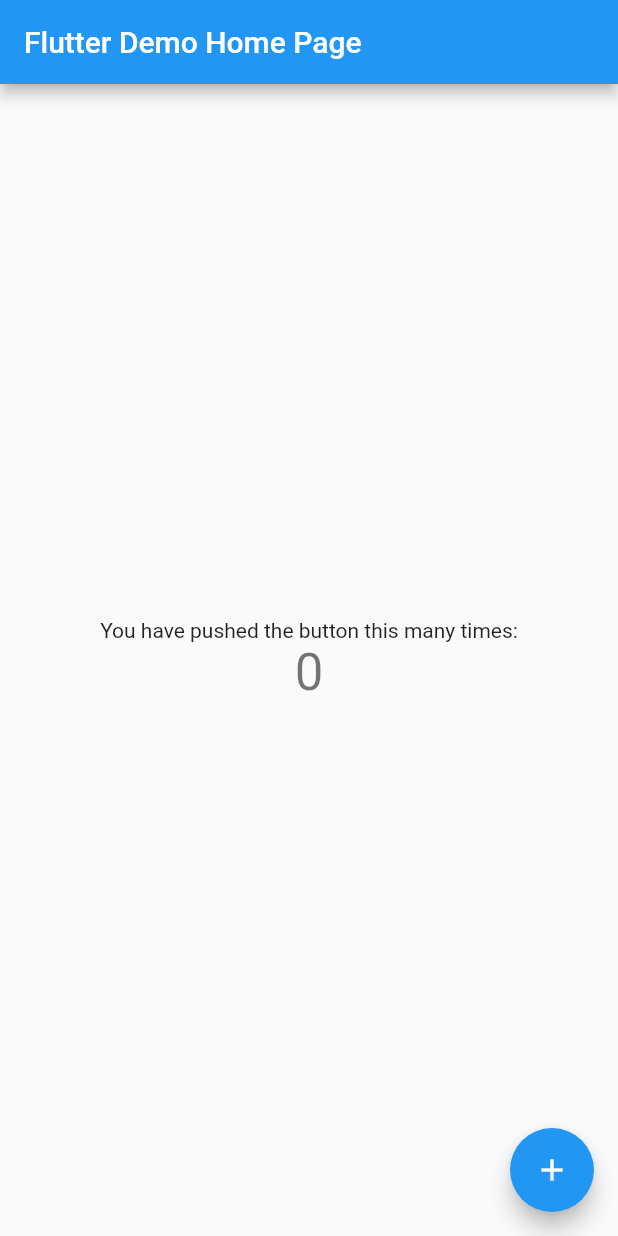
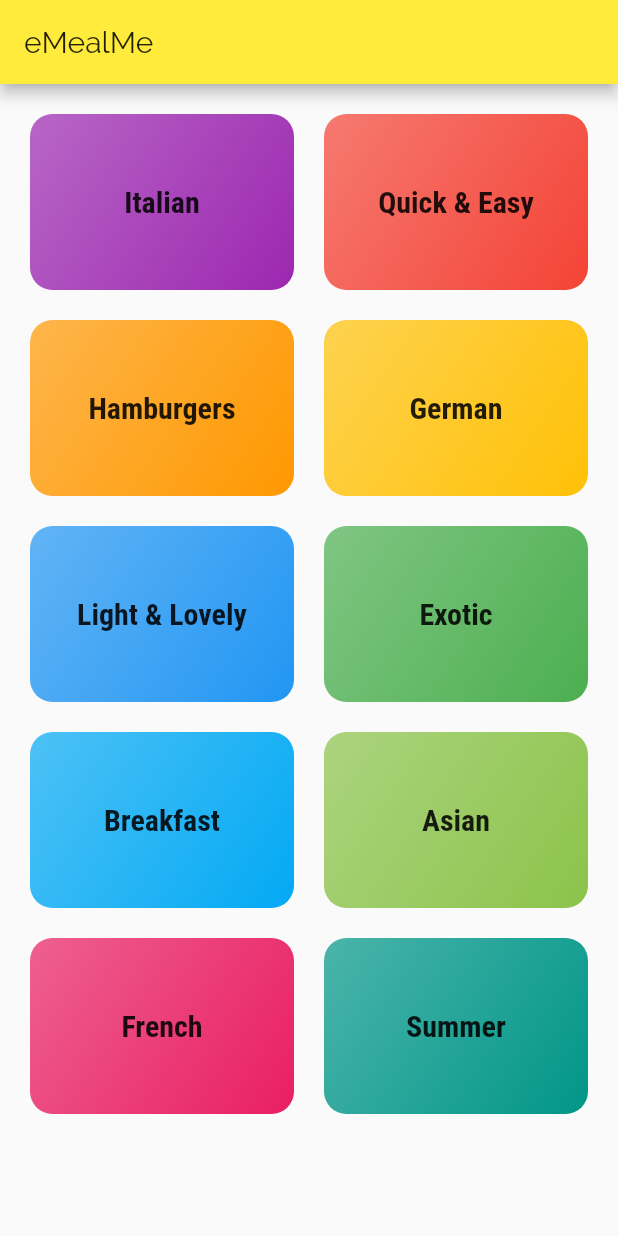
Before and after one commit to gkubiak92/eMealMe, a Flutter app: the screen it shows after launch, on a phone screen of 412 x 824 dp. Run offline on Flutter 3.47's test engine with Material 2 defaults, Android fonts, the phone set to English and light mode, and no system bars.

Commit message:
Add Categories screen with widgets and styling

```diff
--- /dev/null
+++ b/lib/categories_screen.dart
@@ -0,0 +1,32 @@
+import 'package:flutter/material.dart';
+
+import './dummy-data.dart';
+import './category_item.dart';
+
+class CategoriesScreen extends StatelessWidget {
+  @override
+  Widget build(BuildContext context) {
+    return Scaffold(
+      appBar: AppBar(
+        title: Text('eMealMe'),
+      ),
+      body: GridView(
+        padding: const EdgeInsets.all(20),
+        children: DUMMY_CATEGORIES
+            .map(
+              (catData) => CategoryItem(
+                catData.title,
+                catData.color,
+              ),
+            )
+            .toList(),
+        gridDelegate: SliverGridDelegateWithMaxCrossAxisExtent(
+          maxCrossAxisExtent: 200,
+          mainAxisSpacing: 20,
+          crossAxisSpacing: 20,
+          childAspectRatio: 3 / 2,
+        ),
+      ),
+    );
+  }
+}
--- /dev/null
+++ b/lib/category_item.dart
@@ -0,0 +1,32 @@
+import 'package:flutter/material.dart';
+
+class CategoryItem extends StatelessWidget {
+  final String title;
+  final Color color;
+
+  CategoryItem(this.title, this.color);
+
+  @override
+  Widget build(BuildContext context) {
+    return Container(
+      padding: const EdgeInsets.all(15),
+      child: Center(
+        child: Text(
+          title,
+          style: Theme.of(context).textTheme.subtitle1,
+        ),
+      ),
+      decoration: BoxDecoration(
+        gradient: LinearGradient(
+          colors: [
+            color.withOpacity(.7),
+            color,
+          ],
+          begin: Alignment.topLeft,
+          end: Alignment.bottomRight,
+        ),
+        borderRadius: BorderRadius.circular(15),
+      ),
+    );
+  }
+}
--- /dev/null
+++ b/lib/dummy-data.dart
@@ -0,0 +1,56 @@
+import 'package:flutter/material.dart';
+
+import './models/category.dart';
+
+const DUMMY_CATEGORIES = const [
+  Category(
+    id: 'c1',
+    title: 'Italian',
+    color: Colors.purple,
+  ),
+  Category(
+    id: 'c2',
+    title: 'Quick & Easy',
+    color: Colors.red,
+  ),
+  Category(
+    id: 'c3',
+    title: 'Hamburgers',
+    color: Colors.orange,
+  ),
+  Category(
+    id: 'c4',
+    title: 'German',
+    color: Colors.amber,
+  ),
+  Category(
+    id: 'c5',
+    title: 'Light & Lovely',
+    color: Colors.blue,
+  ),
+  Category(
+    id: 'c6',
+    title: 'Exotic',
+    color: Colors.green,
+  ),
+  Category(
+    id: 'c7',
+    title: 'Breakfast',
+    color: Colors.lightBlue,
+  ),
+  Category(
+    id: 'c8',
+    title: 'Asian',
+    color: Colors.lightGreen,
+  ),
+  Category(
+    id: 'c9',
+    title: 'French',
+    color: Colors.pink,
+  ),
+  Category(
+    id: 'c10',
+    title: 'Summer',
+    color: Colors.teal,
+  ),
+];
--- a/lib/main.dart
+++ b/lib/main.dart
@@ -1,4 +1,6 @@
 import 'package:flutter/material.dart';
+
+import 'categories_screen.dart';
 
 void main() => runApp(MyApp());
 
@@ -7,35 +9,30 @@ class MyApp extends StatelessWidget {
   @override
   Widget build(BuildContext context) {
     return MaterialApp(
-      title: 'Flutter Demo',
+      title: 'eMealMe',
       theme: ThemeData(
-        // This is the theme of your application.
-        //
-        // Try running your application with "flutter run". You'll see the
-        // application has a blue toolbar. Then, without quitting the app, try
-        // changing the primarySwatch below to Colors.green and then invoke
-        // "hot reload" (press "r" in the console where you ran "flutter run",
-        // or simply save your changes to "hot reload" in a Flutter IDE).
-        // Notice that the counter didn't reset back to zero; the application
-        // is not restarted.
-        primarySwatch: Colors.blue,
+        primarySwatch: Colors.yellow,
+        accentColor: Colors.black26,
+        fontFamily: 'Raleway',
+        textTheme: ThemeData.light().textTheme.copyWith(
+              bodyText1: TextStyle(
+                color: Colors.grey,
+              ),
+              bodyText2: TextStyle(color: Colors.grey),
+              subtitle1: TextStyle(
+                fontSize: 20,
+                fontFamily: 'RobotoCondensed',
+                fontWeight: FontWeight.bold,
+              ),
+            ),
       ),
-      home: MyHomePage(title: 'Flutter Demo Home Page'),
+      home: CategoriesScreen(),
     );
   }
 }
 
 class MyHomePage extends StatefulWidget {
   MyHomePage({Key key, this.title}) : super(key: key);
-
-  // This widget is the home page of your application. It is stateful, meaning
-  // that it has a State object (defined below) that contains fields that affect
-  // how it looks.
-
-  // This class is the configuration for the state. It holds the values (in this
-  // case the title) provided by the parent (in this case the App widget) and
-  // used by the build method of the State. Fields in a Widget subclass are
-  // always marked "final".
 
   final String title;
 
@@ -44,68 +41,20 @@ class MyHomePage extends StatefulWidget {
 }
 
 class _MyHomePageState extends State<MyHomePage> {
-  int _counter = 0;
-
-  void _incrementCounter() {
-    setState(() {
-      // This call to setState tells the Flutter framework that something has
-      // changed in this State, which causes it to rerun the build method below
-      // so that the display can reflect the updated values. If we changed
-      // _counter without calling setState(), then the build method would not be
-      // called again, and so nothing would appear to happen.
-      _counter++;
-    });
-  }
-
   @override
   Widget build(BuildContext context) {
-    // This method is rerun every time setState is called, for instance as done
-    // by the _incrementCounter method above.
-    //
-    // The Flutter framework has been optimized to make rerunning build methods
-    // fast, so that you can just rebuild anything that needs updating rather
-    // than having to individually change instances of widgets.
     return Scaffold(
       appBar: AppBar(
-        // Here we take the value from the MyHomePage object that was created by
-        // the App.build method, and use it to set our appbar title.
         title: Text(widget.title),
       ),
       body: Center(
-        // Center is a layout widget. It takes a single child and positions it
-        // in the middle of the parent.
         child: Column(
-          // Column is also a layout widget. It takes a list of children and
-          // arranges them vertically. By default, it sizes itself to fit its
-          // children horizontally, and tries to be as tall as its parent.
-          //
-          // Invoke "debug painting" (press "p" in the console, choose the
-          // "Toggle Debug Paint" action from the Flutter Inspector in Android
-          // Studio, or the "Toggle Debug Paint" command in Visual Studio Code)
-          // to see the wireframe for each widget.
-          //
-          // Column has various properties to control how it sizes itself and
-          // how it positions its children. Here we use mainAxisAlignment to
-          // center the children vertically; the main axis here is the vertical
-          // axis because Columns are vertical (the cross axis would be
-          // horizontal).
           mainAxisAlignment: MainAxisAlignment.center,
           children: <Widget>[
-            Text(
-              'You have pushed the button this many times:',
-            ),
-            Text(
-              '$_counter',
-              style: Theme.of(context).textTheme.display1,
-            ),
+            Text('hello'),
           ],
         ),
       ),
-      floatingActionButton: FloatingActionButton(
-        onPressed: _incrementCounter,
-        tooltip: 'Increment',
-        child: Icon(Icons.add),
-      ), // This trailing comma makes auto-formatting nicer for build methods.
     );
   }
 }
--- /dev/null
+++ b/lib/models/category.dart
@@ -0,0 +1,13 @@
+import 'package:flutter/material.dart';
+
+class Category {
+  final String id;
+  final String title;
+  final Color color;
+
+  const Category({
+    @required this.id,
+    this.title,
+    this.color = Colors.orange,
+  });
+}
```
Also changed, not shown: pubspec.yaml (+18 -18 lines), assets/fonts/Raleway-Black.ttf (added), assets/fonts/Raleway-Bold.ttf (added), assets/fonts/Raleway-Regular.ttf (added), assets/fonts/RobotoCondensed-Bold.ttf (added), assets/fonts/RobotoCondensed-Italic.ttf (added), assets/fonts/RobotoCondensed-Light.ttf (added), assets/fonts/RobotoCondensed-Regular.ttf (added), pubspec.lock.
